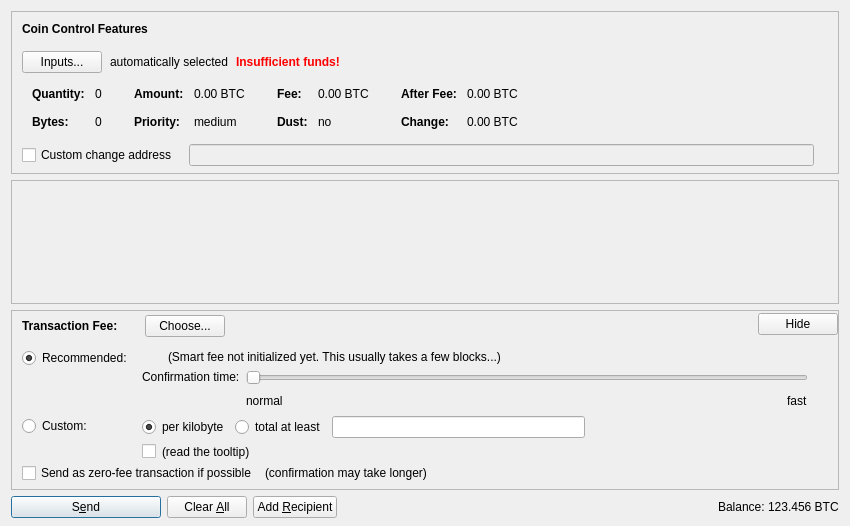
carboncointrust/CarboncoinCore, file src/qt/forms/sendcoinsdialog.ui: the form before one commit.
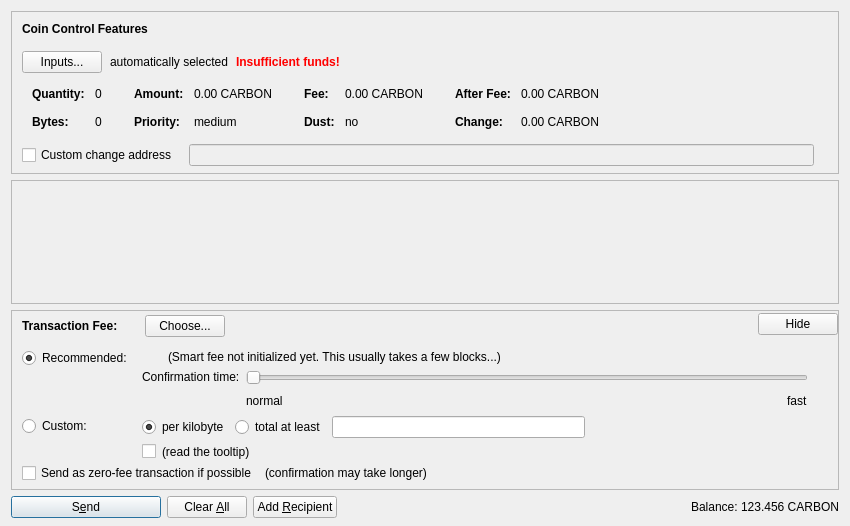
The form after the commit. Icons and pictures are not drawn. Custom widgets are drawn as their Qt base class.

What changed in the file:
```diff
--- a/src/qt/forms/sendcoinsdialog.ui
+++ b/src/qt/forms/sendcoinsdialog.ui
@@ -324,7 +324,7 @@
                   <enum>Qt::ActionsContextMenu</enum>
                  </property>
                  <property name="text">
-                  <string notr="true">0.00 BTC</string>
+                  <string notr="true">0.00 CARBON</string>
                  </property>
                  <property name="textInteractionFlags">
                   <set>Qt::LinksAccessibleByMouse|Qt::TextSelectableByKeyboard|Qt::TextSelectableByMouse</set>
@@ -404,7 +404,7 @@
                   <enum>Qt::ActionsContextMenu</enum>
                  </property>
                  <property name="text">
-                  <string notr="true">0.00 BTC</string>
+                  <string notr="true">0.00 CARBON</string>
                  </property>
                  <property name="textInteractionFlags">
                   <set>Qt::LinksAccessibleByMouse|Qt::TextSelectableByKeyboard|Qt::TextSelectableByMouse</set>
@@ -484,7 +484,7 @@
                   <enum>Qt::ActionsContextMenu</enum>
                  </property>
                  <property name="text">
-                  <string notr="true">0.00 BTC</string>
+                  <string notr="true">0.00 CARBON</string>
                  </property>
                  <property name="textInteractionFlags">
                   <set>Qt::LinksAccessibleByMouse|Qt::TextSelectableByKeyboard|Qt::TextSelectableByMouse</set>
@@ -513,7 +513,7 @@
                   <enum>Qt::ActionsContextMenu</enum>
                  </property>
                  <property name="text">
-                  <string notr="true">0.00 BTC</string>
+                  <string notr="true">0.00 CARBON</string>
                  </property>
                  <property name="textInteractionFlags">
                   <set>Qt::LinksAccessibleByMouse|Qt::TextSelectableByKeyboard|Qt::TextSelectableByMouse</set>
@@ -1352,7 +1352,7 @@
           <cursorShape>IBeamCursor</cursorShape>
          </property>
          <property name="text">
-          <string notr="true">123.456 BTC</string>
+          <string notr="true">123.456 CARBON</string>
          </property>
          <property name="textInteractionFlags">
           <set>Qt::LinksAccessibleByMouse|Qt::TextSelectableByKeyboard|Qt::TextSelectableByMouse</set>
```
Left out of the diff: 18 changed lines with no effect on the pictures.
